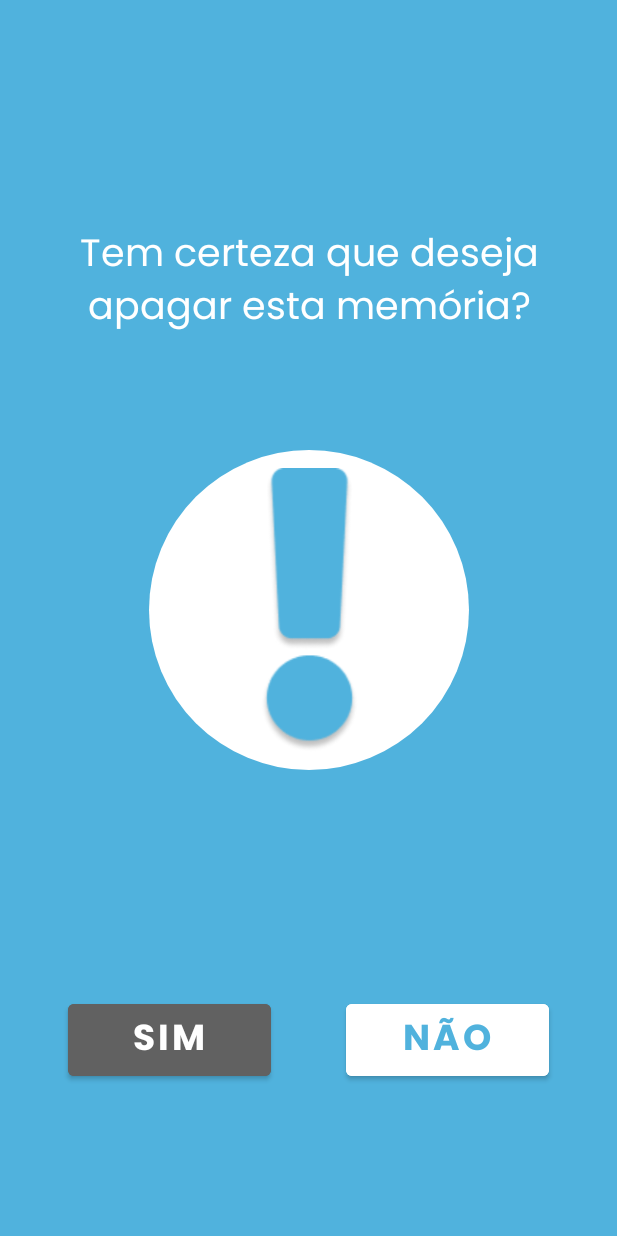
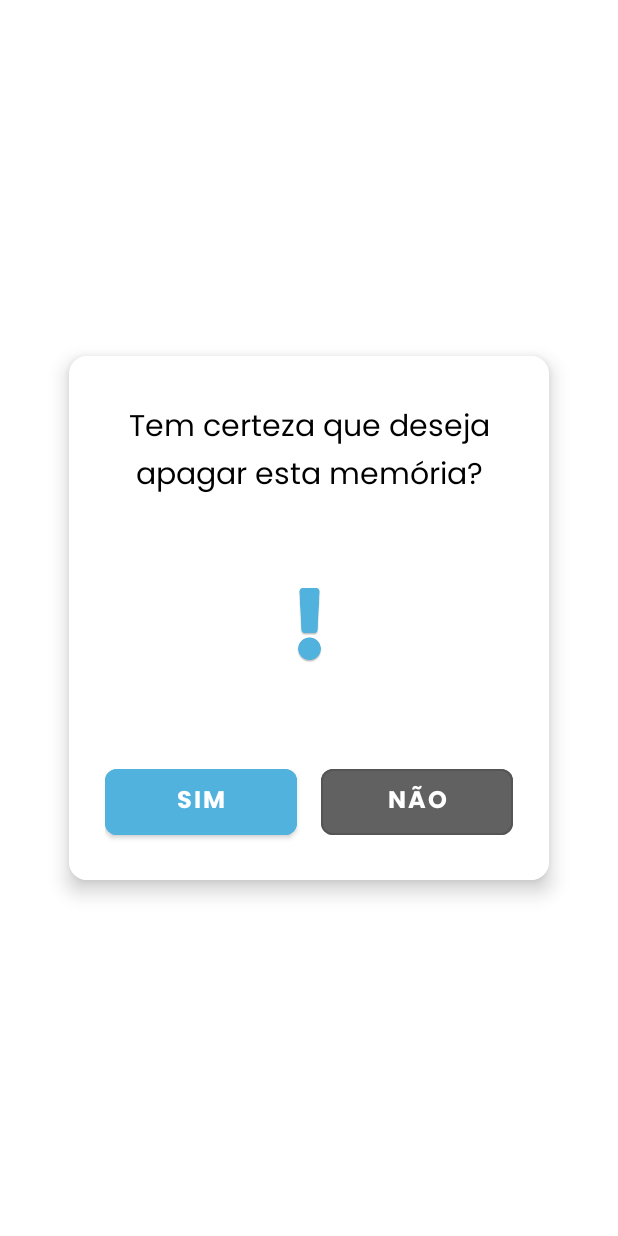
Before and after one commit to FranciscoPedro06/reviva-app, an Android app: the DeleteConfirmacaoActivity screen opened directly, with no data from a screen before it, on a phone screen of 412 x 824 dp. Run offline under Robolectric (Android 15) with nearby library versions, the phone set to English and light mode, and no system bars.

Commit message:
Optimizing confirmation screnns (refs #8)

```diff
--- a/app/src/main/res/layout/activity_layout_delete_confirmation.xml
+++ b/app/src/main/res/layout/activity_layout_delete_confirmation.xml
@@ -1,76 +1,106 @@
 <?xml version="1.0" encoding="utf-8"?>
-<androidx.constraintlayout.widget.ConstraintLayout
-    xmlns:android="http://schemas.android.com/apk/res/android"
+<androidx.constraintlayout.widget.ConstraintLayout xmlns:android="http://schemas.android.com/apk/res/android"
     xmlns:app="http://schemas.android.com/apk/res-auto"
-    android:layout_width="411dp"
-    android:layout_height="891dp"
-    android:background="#50B2DD">
+    xmlns:tools="http://schemas.android.com/tools"
+    android:layout_width="match_parent"
+    android:layout_height="match_parent"
+    android:background="@android:color/transparent"
+    tools:context=".activities.DeleteConfirmacaoActivity"> <androidx.cardview.widget.CardView
+    android:layout_width="320dp"
+    android:layout_height="wrap_content"
+    app:cardCornerRadius="12dp"
+    app:cardElevation="8dp"
+    app:layout_constraintBottom_toBottomOf="parent"
+    app:layout_constraintEnd_toEndOf="parent"
+    app:layout_constraintStart_toStartOf="parent"
+    app:layout_constraintTop_toTopOf="parent">
 
-    <!-- Título -->
+    <LinearLayout
+        android:layout_width="match_parent"
+        android:layout_height="wrap_content"
+        android:background="@color/white"
+        android:orientation="vertical"
+        android:paddingBottom="24dp"
+        android:paddingHorizontal="24dp"
+        android:paddingTop="32dp">
+
         <TextView
             android:id="@+id/tvConfirmTitle"
-        android:layout_width="400dp"
+            android:layout_width="match_parent"
             android:layout_height="wrap_content"
-        android:text="Tem certeza que deseja apagar esta memória?"
-        android:textColor="#FFFFFF"
-        android:textSize="25sp"
+            android:layout_marginBottom="32dp"
             android:fontFamily="@font/poppins_regular"
-        android:textAlignment="center"
-        app:layout_constraintTop_toTopOf="parent"
-        app:layout_constraintStart_toStartOf="parent"
-        app:layout_constraintEnd_toEndOf="parent"
-        android:layout_marginTop="150dp" />
+            android:lineSpacingExtra="4dp"
+            android:text="Tem certeza que deseja apagar esta memória?" android:textAlignment="center"
+            android:textColor="#000000"
+            android:textSize="20sp" />
 
-    <!-- Elipse branca -->
+        <androidx.constraintlayout.widget.ConstraintLayout
+            android:id="@+id/iconContainer"
+            android:layout_width="wrap_content"
+            android:layout_height="wrap_content"
+            android:layout_gravity="center_horizontal"
+            android:layout_marginBottom="40dp">
+
             <View
                 android:id="@+id/ellipseWhite"
-        android:layout_width="213dp"
-        android:layout_height="213dp"
+                android:layout_width="100dp"
+                android:layout_height="100dp"
                 android:background="@drawable/ellipse_white_rounded"
-        app:layout_constraintTop_toTopOf="parent"
+                app:layout_constraintBottom_toBottomOf="parent"
+                app:layout_constraintEnd_toEndOf="parent"
                 app:layout_constraintStart_toStartOf="parent"
-        app:layout_constraintEnd_toEndOf="parent"
-        android:layout_marginTop="300dp" />
+                app:layout_constraintTop_toTopOf="parent" />
 
-    <!-- Ícone de exclamação (exemplo, pode ser um ImageView se tiver drawable) -->
             <ImageView
                 android:id="@+id/imgExclamation"
-        android:layout_width="71dp"
-        android:layout_height="189dp"
+                android:layout_width="50dp"
+                android:layout_height="50dp"
                 android:src="@drawable/fa_solid_exclamation"
-        app:layout_constraintTop_toTopOf="@id/ellipseWhite"
                 app:layout_constraintBottom_toBottomOf="@id/ellipseWhite"
+                app:layout_constraintEnd_toEndOf="@id/ellipseWhite"
                 app:layout_constraintStart_toStartOf="@id/ellipseWhite"
-        app:layout_constraintEnd_toEndOf="@id/ellipseWhite" />
+                app:layout_constraintTop_toTopOf="@id/ellipseWhite" />
 
-    <!-- Botão NÃO -->
+        </androidx.constraintlayout.widget.ConstraintLayout>
+
+        <LinearLayout
+            android:layout_width="match_parent"
+            android:layout_height="wrap_content"
+            android:gravity="center_horizontal"
+            android:orientation="horizontal">
+
             <Button
                 android:id="@+id/btnYes"
-        android:layout_width="135dp"
-        android:layout_height="60dp"
-        android:text="Sim"
+                android:layout_width="0dp"
+                android:layout_height="56dp"
+                android:layout_marginEnd="8dp"
+                android:layout_weight="1"
+                android:backgroundTint="#50B2DD"
+                android:fontFamily="@font/poppins_bold"
+                android:text="sim"
                 android:textColor="#FFFFFF"
-        android:textSize="24sp"
-        android:fontFamily="@font/poppins_bold"
-        android:backgroundTint="#616161"
-        android:layout_marginTop="150dp"
-        app:layout_constraintTop_toBottomOf="@id/ellipseWhite"
-        app:layout_constraintStart_toStartOf="parent"
-        android:layout_marginStart="45dp" />
+                android:textSize="16sp"
+                app:cornerRadius="8dp" />
 
-    <!-- Botão SIM -->
             <Button
                 android:id="@+id/btnNo"
-        android:layout_width="135dp"
-        android:layout_height="60dp"
-        android:text="Não"
-        android:textColor="#50B2DD"
-        android:textSize="24sp"
+                style="?attr/materialButtonOutlinedStyle"
+                android:layout_width="0dp"
+                android:layout_height="56dp"
+                android:layout_marginStart="8dp"
+                android:layout_weight="1"
+                android:backgroundTint="#616161"
                 android:fontFamily="@font/poppins_bold"
-        android:backgroundTint="#FFFFFF"
-        android:layout_marginTop="150dp"
-        app:layout_constraintTop_toBottomOf="@id/ellipseWhite"
-        app:layout_constraintEnd_toEndOf="parent"
-        android:layout_marginEnd="45dp" />
+                android:text="não"
+                android:textColor="#FFFFFF"
+                android:textSize="16sp"
+                app:cornerRadius="8dp" />
+
+        </LinearLayout>
+
+    </LinearLayout>
+
+</androidx.cardview.widget.CardView>
 
 </androidx.constraintlayout.widget.ConstraintLayout>
```
Also changed, not shown: app/src/main/java/com/reviva/app/activities/DeleteActivity.java (+45 -9 lines), app/src/main/res/anim/rotate_animation.xml (added, +11 -0 lines), app/src/main/res/layout/activity_confirmar_signout.xml (+42 -30 lines), app/src/main/res/layout/activity_delete.xml (+17 -18 lines), app/src/main/res/layout/activity_deleted_memory.xml (+63 -54 lines), app/src/main/res/layout/activity_tela_confimar.xml (+31 -37 lines). Lines whose indentation alone changed are shown as unchanged.
